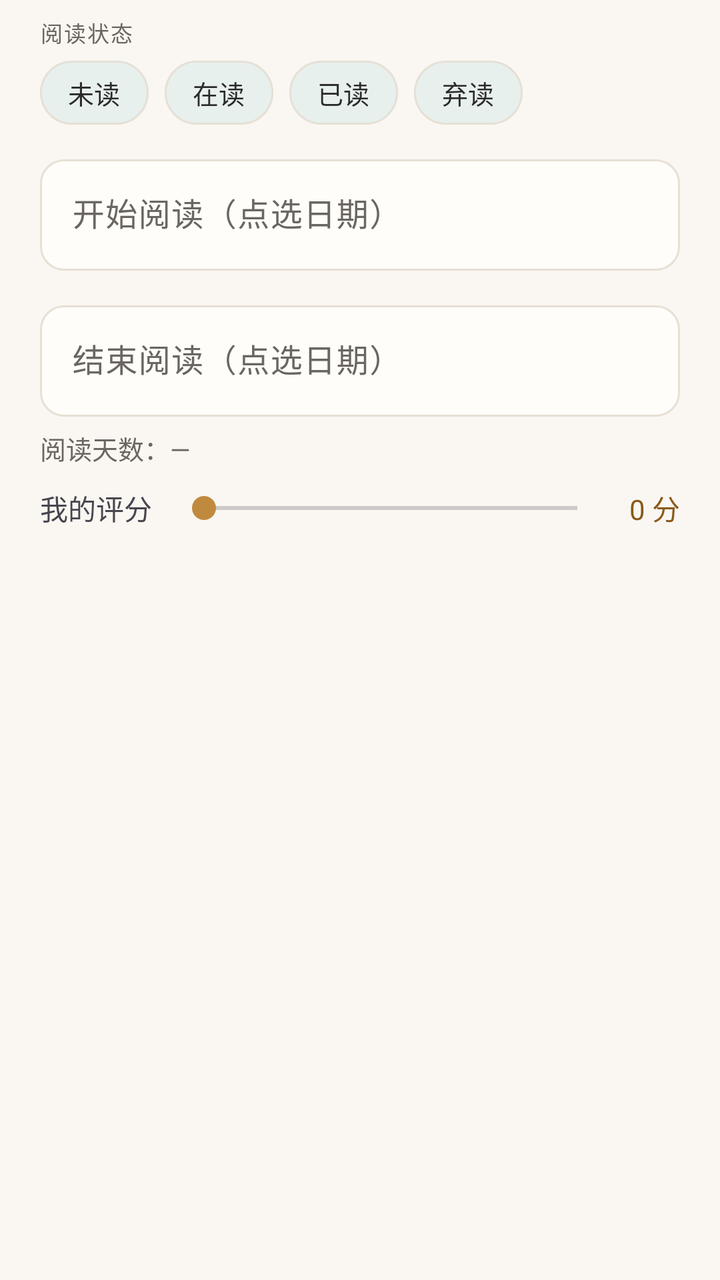
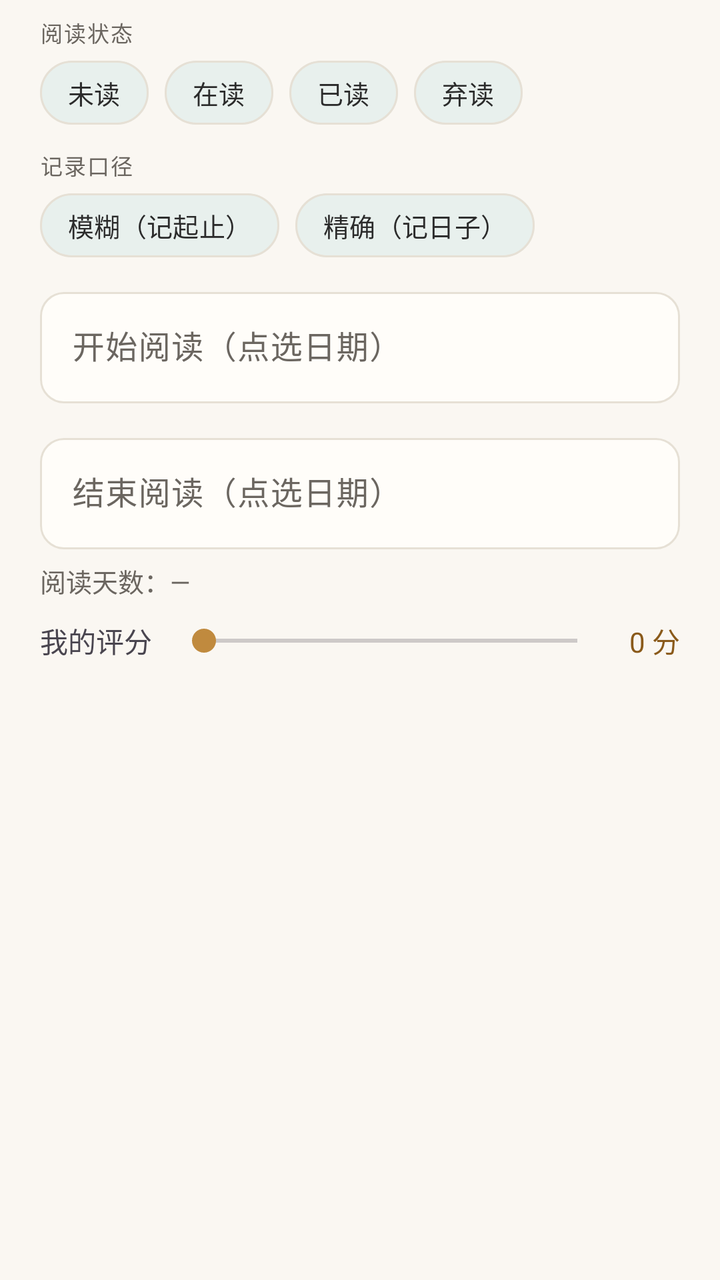

The first picture is an Android layout as it rendered before a commit; the second is the same layout after the commit. The layout source and the unified diff follow.
<!-- AndroidManifest.xml: application theme Theme.Bookshelf -->
<!-- res/layout/dialog_reading_record.xml -->
<?xml version="1.0" encoding="utf-8"?>
<ScrollView xmlns:android="http://schemas.android.com/apk/res/android"
    xmlns:app="http://schemas.android.com/apk/res-auto"
    android:layout_width="match_parent"
    android:layout_height="wrap_content"
    android:scrollbars="none">

    <LinearLayout
        android:layout_width="match_parent"
        android:layout_height="wrap_content"
        android:orientation="vertical"
        android:paddingHorizontal="@dimen/space_xl"
        android:paddingTop="@dimen/space_sm"
        android:paddingBottom="@dimen/space_sm">

        <TextView
            style="@style/DialogSectionTitle"
            android:layout_marginBottom="6dp"
            android:text="阅读状态" />

        <com.google.android.material.chip.ChipGroup
            android:id="@+id/cg_rec_status"
            style="@style/Widget.Bookshelf.ChipGroup"
            android:layout_width="match_parent"
            android:layout_height="wrap_content"
            app:selectionRequired="true"
            app:singleSelection="true">

            <com.google.android.material.chip.Chip
                android:id="@+id/chip_rec_none"
                style="@style/Widget.Bookshelf.Chip"
                android:layout_width="wrap_content"
                android:layout_height="wrap_content"
                android:checkable="true"
                android:text="未读" />

            <com.google.android.material.chip.Chip
                android:id="@+id/chip_rec_reading"
                style="@style/Widget.Bookshelf.Chip"
                android:layout_width="wrap_content"
                android:layout_height="wrap_content"
                android:checkable="true"
                android:text="在读" />

            <com.google.android.material.chip.Chip
                android:id="@+id/chip_rec_done"
                style="@style/Widget.Bookshelf.Chip"
                android:layout_width="wrap_content"
                android:layout_height="wrap_content"
                android:checkable="true"
                android:text="已读" />

            <com.google.android.material.chip.Chip
                android:id="@+id/chip_rec_dropped"
                style="@style/Widget.Bookshelf.Chip"
                android:layout_width="wrap_content"
                android:layout_height="wrap_content"
                android:checkable="true"
                android:text="弃读" />
        </com.google.android.material.chip.ChipGroup>

        <com.google.android.material.textfield.TextInputLayout
            style="@style/Widget.Bookshelf.TextField"
            android:layout_width="match_parent"
            android:layout_height="wrap_content"
            android:layout_marginTop="@dimen/space_md"
            android:hint="开始阅读（点选日期）">

            <com.google.android.material.textfield.TextInputEditText
                android:id="@+id/et_rec_start"
                android:layout_width="match_parent"
                android:layout_height="wrap_content"
                android:clickable="true"
                android:focusable="false"
                android:singleLine="true" />
        </com.google.android.material.textfield.TextInputLayout>

        <com.google.android.material.textfield.TextInputLayout
            style="@style/Widget.Bookshelf.TextField"
            android:layout_width="match_parent"
            android:layout_height="wrap_content"
            android:layout_marginTop="@dimen/space_md"
            android:hint="结束阅读（点选日期）">

            <com.google.android.material.textfield.TextInputEditText
                android:id="@+id/et_rec_end"
                android:layout_width="match_parent"
                android:layout_height="wrap_content"
                android:clickable="true"
                android:focusable="false"
                android:singleLine="true" />
        </com.google.android.material.textfield.TextInputLayout>

        <TextView
            android:id="@+id/tv_rec_days"
            android:layout_width="match_parent"
            android:layout_height="wrap_content"
            android:layout_marginTop="6dp"
            android:text="阅读天数：—"
            android:textColor="?attr/on_surface_variant"
            android:textSize="@dimen/text_body_small" />

        <LinearLayout
            android:layout_width="match_parent"
            android:layout_height="wrap_content"
            android:layout_marginTop="10dp"
            android:gravity="center_vertical"
            android:orientation="horizontal">

            <TextView
                android:layout_width="wrap_content"
                android:layout_height="wrap_content"
                android:text="我的评分" />

            <SeekBar
                android:id="@+id/seek_rec_rating"
                android:layout_width="0dp"
                android:layout_height="wrap_content"
                android:layout_marginHorizontal="10dp"
                android:layout_weight="1"
                android:max="10" />

            <TextView
                android:id="@+id/tv_rec_rating"
                android:layout_width="wrap_content"
                android:layout_height="wrap_content"
                android:text="0 分"
                android:textColor="?attr/accent_text" />
        </LinearLayout>
    </LinearLayout>
</ScrollView>
<!-- resources referenced by this layout -->
<resources>
  <dimen name="space_md">12dp</dimen>
  <dimen name="space_sm">8dp</dimen>
  <dimen name="space_xl">20dp</dimen>
  <dimen name="text_body_small">13sp</dimen>
  <style name="Widget.Bookshelf.ChipGroup" parent="Widget.Material3.ChipGroup">
          <item name="chipSpacingHorizontal">8dp</item>
          <item name="chipSpacingVertical">4dp</item>
          <item name="singleLine">false</item>
      </style>
  <dimen name="text_caption">11sp</dimen>
  <style name="ShapeAppearance.Bookshelf.Pill" parent="ShapeAppearance.Material3.Corner.Full">
          <item name="cornerSize">50%</item>
      </style>
  <dimen name="radius_md">12dp</dimen>
  <color name="primary">#2E6E5C</color>
  <color name="primary_dark">#1F4D40</color>
  <color name="accent">#C08A3E</color>
  <color name="chip_bg">#E8F0ED</color>
  <color name="green_container">#E6F0EC</color>
  <color name="green_on_container">#1C4A3E</color>
  <color name="green_page">#FAF7F2</color>
  <color name="green_surface">#FFFDF9</color>
  <color name="green_surface_dim">#F3EEE6</color>
  <color name="green_outline">#E6E0D5</color>
  <color name="green_outline_strong">#D8D0C2</color>
  <color name="bg_page">#FAF7F2</color>
  <color name="surface">#FFFDF9</color>
  <color name="surface_dim">#F4F0E9</color>
  <color name="outline">#E6E0D5</color>
  <color name="outline_strong">#CFC5B4</color>
  <color name="text_main">#2B2B2B</color>
  <color name="text_sub">#6B6660</color>
  <color name="accent_text">#8A5A1A</color>
  <color name="dock_surface">#FFFFFF</color>
  <style name="Widget.Bookshelf.MaterialCard" parent="Widget.Material3.CardView.Outlined">
          <item name="cardCornerRadius">@dimen/card_corner</item>
          <item name="cardElevation">0dp</item>
          <item name="strokeColor">?attr/outline</item>
          <item name="strokeWidth">1dp</item>
      </style>
  <style name="ThemeOverlay.Bookshelf.BottomSheet" parent="ThemeOverlay.Material3.BottomSheetDialog">
          <item name="bottomSheetStyle">@style/Widget.Bookshelf.BottomSheet</item>
      </style>
  <style name="ShapeAppearance.Bookshelf.Medium" parent="ShapeAppearance.Material3.Corner.Medium">
          <item name="cornerSize">@dimen/radius_md</item>
      </style>
  <dimen name="card_corner">16dp</dimen>
  <style name="TextAppearance.Bookshelf.DialogTitle" parent="MaterialAlertDialog.Material3.Title.Text">
          <item name="android:textSize">@dimen/text_title_toolbar</item>
          <item name="android:textStyle">bold</item>
          <item name="android:textColor">?attr/on_surface</item>
      </style>
  <style name="Widget.Bookshelf.Button.Dialog" parent="Widget.Material3.Button.TextButton.Dialog">
          <item name="android:textSize">@dimen/text_body_small</item>
          <item name="android:textAllCaps">false</item>
      </style>
  <style name="ShapeAppearance.Bookshelf.Dialog" parent="ShapeAppearance.Material3.Corner.Large">
          <item name="cornerSize">@dimen/radius_2xl</item>
      </style>
  <style name="Widget.Bookshelf.BottomSheet" parent="Widget.Material3.BottomSheet.Modal">
          <item name="shapeAppearance">@style/ShapeAppearance.Bookshelf.BottomSheet</item>
          <item name="backgroundTint">?attr/surface</item>
          
          <item name="elevationOverlayEnabled">false</item>
      </style>
  <dimen name="text_title_toolbar">16sp</dimen>
  <dimen name="radius_2xl">24dp</dimen>
  <!-- unchanged entries left out for length: 9 -->
</resources>

<!-- the commit's change to res/layout/dialog_reading_record.xml (unified diff, before → after) -->
@@ -59,6 +59,38 @@
                 android:text="弃读" />
         </com.google.android.material.chip.ChipGroup>
 
+        
+        <TextView
+            style="@style/DialogSectionTitle"
+            android:layout_marginTop="@dimen/space_md"
+            android:layout_marginBottom="6dp"
+            android:text="记录口径" />
+
+        <com.google.android.material.chip.ChipGroup
+            android:id="@+id/cg_rec_mode"
+            style="@style/Widget.Bookshelf.ChipGroup"
+            android:layout_width="match_parent"
+            android:layout_height="wrap_content"
+            app:selectionRequired="true"
+            app:singleSelection="true">
+
+            <com.google.android.material.chip.Chip
+                android:id="@+id/chip_rec_fuzzy"
+                style="@style/Widget.Bookshelf.Chip"
+                android:layout_width="wrap_content"
+                android:layout_height="wrap_content"
+                android:checkable="true"
+                android:text="模糊（记起止）" />
+
+            <com.google.android.material.chip.Chip
+                android:id="@+id/chip_rec_precise"
+                style="@style/Widget.Bookshelf.Chip"
+                android:layout_width="wrap_content"
+                android:layout_height="wrap_content"
+                android:checkable="true"
+                android:text="精确（记日子）" />
+        </com.google.android.material.chip.ChipGroup>
+
         <com.google.android.material.textfield.TextInputLayout
             style="@style/Widget.Bookshelf.TextField"
             android:layout_width="match_parent"
@@ -99,6 +131,70 @@
             android:text="阅读天数：—"
             android:textColor="?attr/on_surface_variant"
             android:textSize="@dimen/text_body_small" />
+
+        
+        <LinearLayout
+            android:id="@+id/ll_rec_precise"
+            android:layout_width="match_parent"
+            android:layout_height="wrap_content"
+            android:layout_marginTop="@dimen/space_md"
+            android:orientation="vertical"
+            android:visibility="gone">
+
+            <TextView
+                android:id="@+id/tv_rec_picked"
+                android:layout_width="match_parent"
+                android:layout_height="wrap_content"
+                android:text="已选 0 天"
+                android:textColor="?attr/on_surface_variant"
+                android:textSize="@dimen/text_body_small" />
+
+            <com.bai.bookshelf.ui.checkin.MonthGridView
+                android:id="@+id/mg_rec_days"
+                android:layout_width="match_parent"
+                android:layout_height="wrap_content"
+                android:layout_marginTop="@dimen/space_sm" />
+
+            <TextView
+                android:id="@+id/tv_rec_pick_hint"
+                android:layout_width="match_parent"
+                android:layout_height="wrap_content"
+                android:layout_marginTop="@dimen/space_sm"
+                android:text="点一天勾上，长按一天再点另一天框住整段"
+                android:textColor="?attr/on_surface_variant"
+                android:textSize="@dimen/text_caption" />
+
+            <LinearLayout
+                android:layout_width="match_parent"
+                android:layout_height="wrap_content"
+                android:layout_marginTop="@dimen/space_sm"
+                android:orientation="horizontal">
+
+                <com.google.android.material.button.MaterialButton
+                    android:id="@+id/btn_rec_span"
+                    style="@style/Widget.Bookshelf.Button.Text"
+                    android:layout_width="0dp"
+                    android:layout_height="wrap_content"
+                    android:layout_weight="1"
+                    android:text="整段沿用" />
+
+                <com.google.android.material.button.MaterialButton
+                    android:id="@+id/btn_rec_clear"
+                    style="@style/Widget.Bookshelf.Button.Text"
+                    android:layout_width="0dp"
+                    android:layout_height="wrap_content"
+                    android:layout_weight="1"
+                    android:text="清空" />
+
+                <com.google.android.material.button.MaterialButton
+                    android:id="@+id/btn_rec_move"
+                    style="@style/Widget.Bookshelf.Button.Text"
+                    android:layout_width="0dp"
+                    android:layout_height="wrap_content"
+                    android:layout_weight="1"
+                    android:text="移到别轮" />
+            </LinearLayout>
+        </LinearLayout>
 
         <LinearLayout
             android:layout_width="match_parent"
<!-- resource entries referenced after the edit -->
@@ -10,6 +10,12 @@
           <item name="singleLine">false</item>
       </style>
   <dimen name="text_caption">11sp</dimen>
+  <style name="Widget.Bookshelf.Button.Text" parent="Widget.Material3.Button.TextButton">
+          <item name="shapeAppearance">@style/ShapeAppearance.Bookshelf.Medium</item>
+          <item name="android:textSize">@dimen/text_body_small</item>
+          <item name="android:letterSpacing">0.02</item>
+          <item name="cornerRadius">@dimen/radius_md</item>
+      </style>
   <style name="ShapeAppearance.Bookshelf.Pill" parent="ShapeAppearance.Material3.Corner.Full">
           <item name="cornerSize">50%</item>
       </style>
